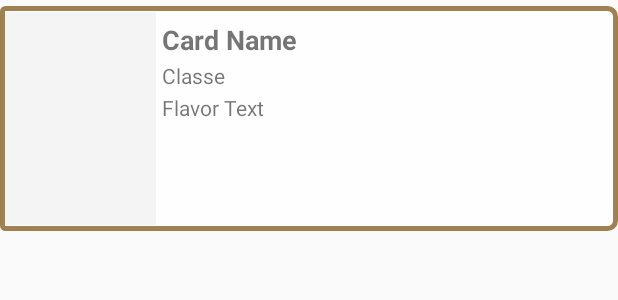
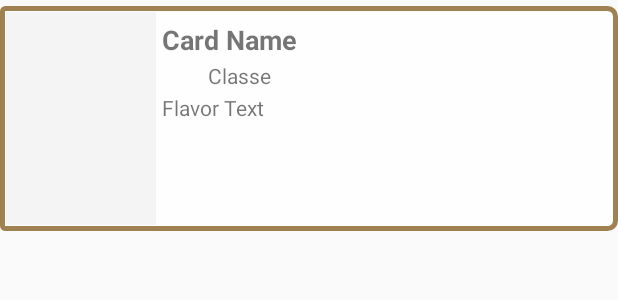
Before and after one commit to MathieuMesset/HearthCards, an Android app: the layout cards_row_item.xml on its own in the app's theme, with its tools: preview values and no code run, on a phone screen of 412 x 824 dp. Shown: the top 300 px of the screen. Run offline under Robolectric (Android 15) with nearby library versions, the phone set to English and light mode, and no system bars; network calls fail.

Commit message:
resized icons and arranged card_row_item

```diff
--- a/app/src/main/res/layout/cards_row_item.xml
+++ b/app/src/main/res/layout/cards_row_item.xml
@@ -38,9 +38,12 @@
 
             <ImageView
                 android:id="@+id/icon"
-                android:layout_width="wrap_content"
-                android:layout_height="wrap_content"
-                android:contentDescription="@string/classe" />
+                android:layout_width="20dp"
+                android:layout_height="20dp"
+                android:contentDescription="@string/classe"
+                android:layout_gravity="center"
+                android:layout_marginRight="5dp"
+                android:layout_marginLeft="5dp"/>
 
             <TextView
                 android:id="@+id/classe"
```
